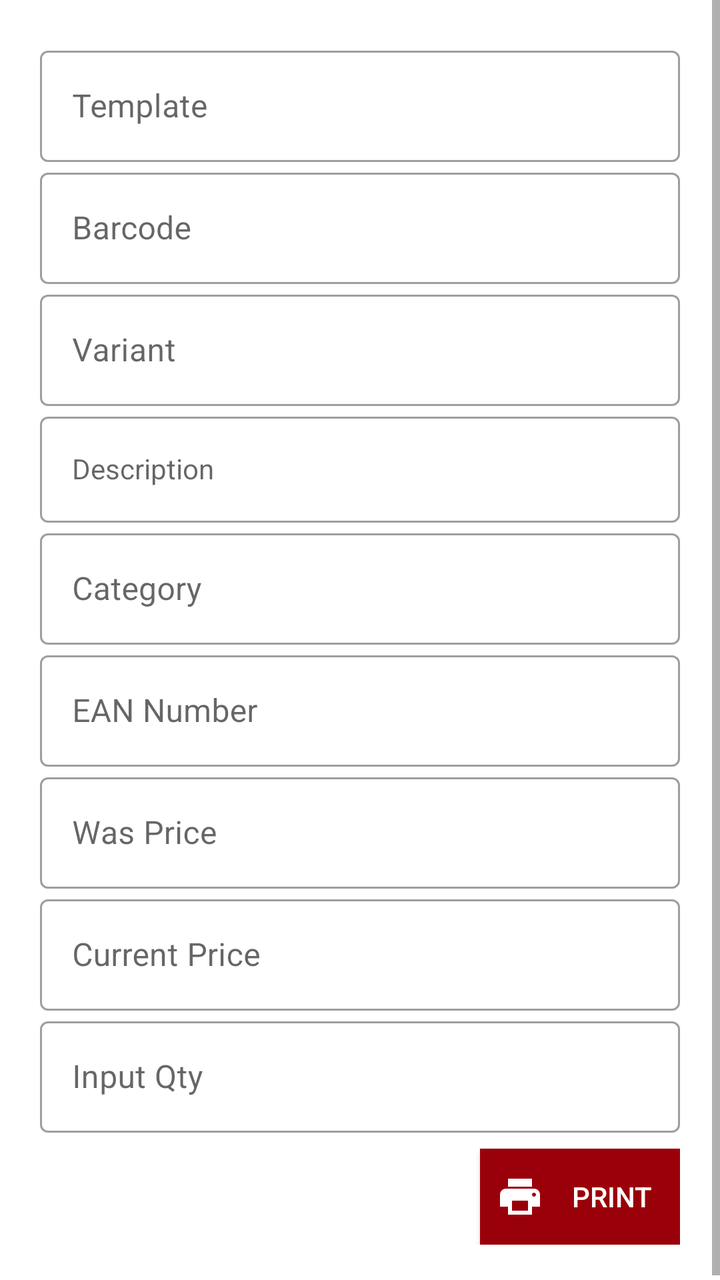
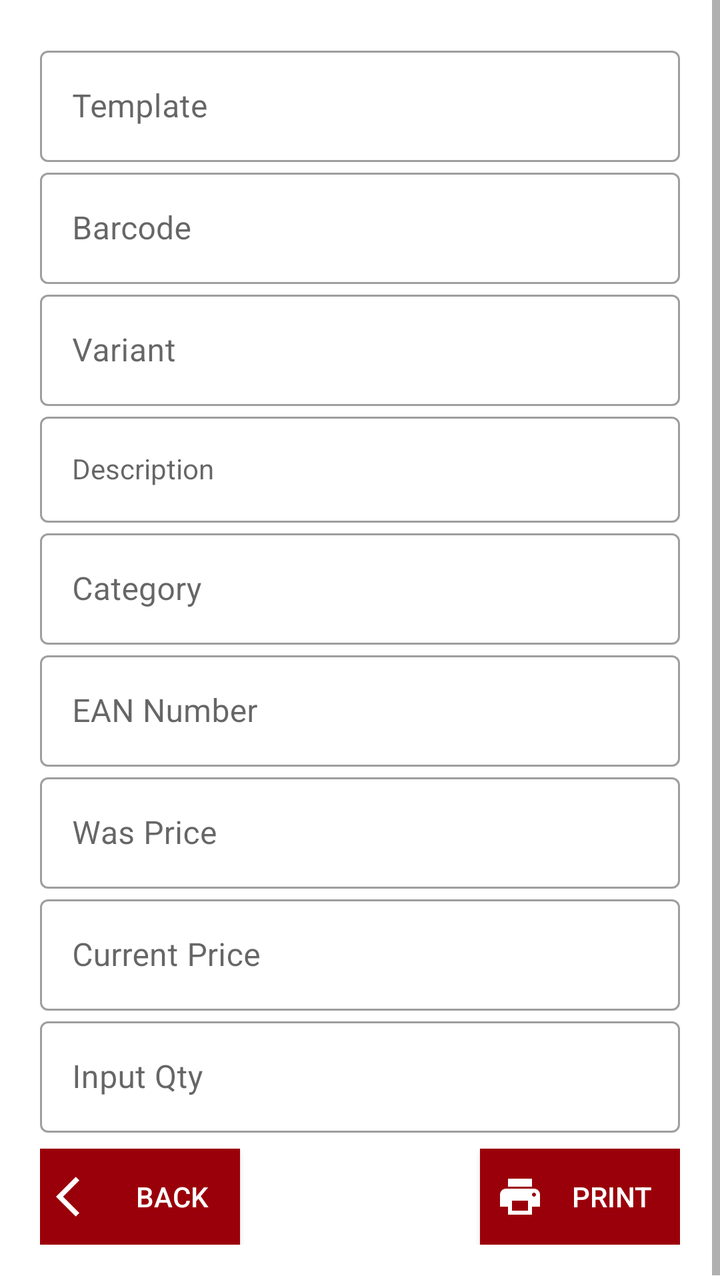

Compare the two renders of this Android layout. The source of the first and the diff that turns it into the second are given below.
<!-- AndroidManifest.xml: application theme Theme.MAPZebraPrinter -->
<!-- res/layout/activity_auto.xml -->
<?xml version="1.0" encoding="utf-8"?>
<ScrollView xmlns:android="http://schemas.android.com/apk/res/android"
    xmlns:app="http://schemas.android.com/apk/res-auto"
    xmlns:tools="http://schemas.android.com/tools"
    android:id="@+id/main"
    android:layout_width="match_parent"
    android:layout_height="match_parent"
    android:layout_marginTop="84dp"
    tools:context=".view.ManualActivity">

    <androidx.constraintlayout.widget.ConstraintLayout
        android:layout_width="match_parent"
        android:layout_height="wrap_content"
        android:padding="20dp">

        <ProgressBar
            android:id="@+id/progress_bar"
            style="?android:attr/progressBarStyleLarge"
            android:layout_width="wrap_content"
            android:layout_height="wrap_content"
            android:visibility="gone"
            app:layout_constraintBottom_toBottomOf="parent"
            app:layout_constraintEnd_toEndOf="parent"
            app:layout_constraintStart_toStartOf="parent"
            app:layout_constraintTop_toTopOf="parent" />

        <com.google.android.material.textfield.TextInputLayout
            android:id="@+id/til_template"
            style="@style/Widget.MaterialComponents.TextInputLayout.OutlinedBox"
            android:layout_width="match_parent"
            android:layout_height="wrap_content"
            android:hint="Template"
            app:layout_constraintTop_toTopOf="parent">

            <com.google.android.material.textfield.TextInputEditText
                android:id="@+id/et_template"
                android:layout_width="match_parent"
                android:layout_height="wrap_content"
                android:enabled="false"
                android:imeOptions="actionDone"
                android:singleLine="true" />
        </com.google.android.material.textfield.TextInputLayout>

        <com.google.android.material.textfield.TextInputLayout
            android:id="@+id/til_barcode"
            style="@style/Widget.MaterialComponents.TextInputLayout.OutlinedBox"
            android:layout_width="match_parent"
            android:layout_height="wrap_content"
            android:hint="Barcode"
            app:layout_constraintTop_toBottomOf="@id/til_template">

            <com.google.android.material.textfield.TextInputEditText
                android:id="@+id/et_barcode"
                android:layout_width="match_parent"
                android:layout_height="wrap_content"
                android:imeOptions="actionDone"
                android:singleLine="true" />
        </com.google.android.material.textfield.TextInputLayout>

        <androidx.constraintlayout.widget.ConstraintLayout
            android:id="@+id/cl_content"
            android:layout_width="match_parent"
            android:layout_height="wrap_content"
            app:layout_constraintTop_toBottomOf="@+id/til_barcode">

            <com.google.android.material.textfield.TextInputLayout
                android:id="@+id/til_variant"
                style="@style/Widget.MaterialComponents.TextInputLayout.OutlinedBox"
                android:layout_width="match_parent"
                android:layout_height="wrap_content"
                android:hint="Variant"
                app:layout_constraintTop_toTopOf="parent">

                <com.google.android.material.textfield.TextInputEditText
                    android:id="@+id/et_variant"
                    android:layout_width="match_parent"
                    android:layout_height="wrap_content"
                    android:enabled="false" />
            </com.google.android.material.textfield.TextInputLayout>

            <com.google.android.material.textfield.TextInputLayout
                android:id="@+id/til_desc"
                style="@style/Widget.MaterialComponents.TextInputLayout.OutlinedBox"
                android:layout_width="match_parent"
                android:layout_height="wrap_content"
                android:hint="Description"
                app:layout_constraintTop_toBottomOf="@+id/til_variant">

                <com.google.android.material.textfield.TextInputEditText
                    android:id="@+id/et_desc"
                    style="@style/Widget.MaterialComponents.TextInputLayout.OutlinedBox"
                    android:layout_width="match_parent"
                    android:layout_height="wrap_content"
                    android:enabled="false" />
            </com.google.android.material.textfield.TextInputLayout>

            <com.google.android.material.textfield.TextInputLayout
                android:id="@+id/til_category"
                style="@style/Widget.MaterialComponents.TextInputLayout.OutlinedBox"
                android:layout_width="match_parent"
                android:layout_height="wrap_content"
                android:hint="Category"
                app:layout_constraintTop_toBottomOf="@+id/til_desc">

                <com.google.android.material.textfield.TextInputEditText
                    android:id="@+id/et_category"
                    android:layout_width="match_parent"
                    android:layout_height="wrap_content"
                    android:enabled="false" />
            </com.google.android.material.textfield.TextInputLayout>

            <com.google.android.material.textfield.TextInputLayout
                android:id="@+id/til_ean"
                style="@style/Widget.MaterialComponents.TextInputLayout.OutlinedBox"
                android:layout_width="match_parent"
                android:layout_height="wrap_content"
                android:hint="EAN Number"
                app:layout_constraintTop_toBottomOf="@+id/til_category">

                <com.google.android.material.textfield.TextInputEditText
                    android:id="@+id/et_ean"
                    android:layout_width="match_parent"
                    android:layout_height="wrap_content"
                    android:enabled="false" />
            </com.google.android.material.textfield.TextInputLayout>

            <com.google.android.material.textfield.TextInputLayout
                android:id="@+id/til_was_price"
                style="@style/Widget.MaterialComponents.TextInputLayout.OutlinedBox"
                android:layout_width="match_parent"
                android:layout_height="wrap_content"
                android:hint="Was Price"
                app:layout_constraintTop_toBottomOf="@+id/til_ean">

                <com.google.android.material.textfield.TextInputEditText
                    android:id="@+id/et_was_price"
                    android:layout_width="match_parent"
                    android:layout_height="wrap_content"
                    android:enabled="false" />
            </com.google.android.material.textfield.TextInputLayout>

            <com.google.android.material.textfield.TextInputLayout
                android:id="@+id/til_current_price"
                style="@style/Widget.MaterialComponents.TextInputLayout.OutlinedBox"
                android:layout_width="match_parent"
                android:layout_height="wrap_content"
                android:hint="Current Price"
                app:layout_constraintTop_toBottomOf="@+id/til_was_price">

                <com.google.android.material.textfield.TextInputEditText
                    android:id="@+id/et_current_price"
                    android:layout_width="match_parent"
                    android:layout_height="wrap_content"
                    android:enabled="false"
                    android:textColor="@android:color/holo_red_dark" />
            </com.google.android.material.textfield.TextInputLayout>


            <com.google.android.material.textfield.TextInputLayout
                android:id="@+id/til_qty"
                style="@style/Widget.MaterialComponents.TextInputLayout.OutlinedBox"
                android:layout_width="match_parent"
                android:layout_height="wrap_content"
                android:hint="@string/input_qty"
                app:layout_constraintTop_toBottomOf="@+id/til_current_price">

                <com.google.android.material.textfield.TextInputEditText
                    android:id="@+id/et_qty"
                    android:layout_width="match_parent"
                    android:layout_height="wrap_content"
                    android:inputType="number" />
            </com.google.android.material.textfield.TextInputLayout>

            <androidx.appcompat.widget.AppCompatButton
                android:id="@+id/btn_print"
                android:layout_width="100dp"
                android:layout_height="wrap_content"
                android:layout_marginTop="8dp"
                android:background="@color/primary_color"
                android:drawableStart="@drawable/baseline_print_24"
                android:drawablePadding="8dp"
                android:drawableTint="@color/white"
                android:padding="8dp"
                android:text="@string/print"
                android:textColor="@color/white"
                app:layout_constraintEnd_toEndOf="parent"
                app:layout_constraintTop_toBottomOf="@+id/til_qty" />

        </androidx.constraintlayout.widget.ConstraintLayout>

    </androidx.constraintlayout.widget.ConstraintLayout>

</ScrollView>
<!-- resources referenced by this layout -->
<resources>
  <color name="primary_color">#9A0009</color>
  <color name="white">#FFFFFFFF</color>
  <!-- drawable baseline_print_24 (drawable) -->
  <vector xmlns:android="http://schemas.android.com/apk/res/android" android:height="24dp" android:tint="#FF9191" android:viewportHeight="24" android:viewportWidth="24" android:width="24dp">
        
      <path android:fillColor="@android:color/white" android:pathData="M19,8L5,8c-1.66,0 -3,1.34 -3,3v6h4v4h12v-4h4v-6c0,-1.66 -1.34,-3 -3,-3zM16,19L8,19v-5h8v5zM19,12c-0.55,0 -1,-0.45 -1,-1s0.45,-1 1,-1 1,0.45 1,1 -0.45,1 -1,1zM18,3L6,3v4h12L18,3z"/>
      
  </vector>
  <string name="input_qty">Input Qty</string>
  <string name="print">Print</string>
  <style name="Theme.MAPZebraPrinter" parent="Theme.MaterialComponents.DayNight.DarkActionBar">
          
          <item name="colorPrimary">@color/primary_color</item>
          <item name="colorPrimaryVariant">@color/purple_700</item>
          <item name="colorOnPrimary">@color/white</item>
          
          <item name="colorSecondary">@color/teal_200</item>
          <item name="colorSecondaryVariant">@color/teal_700</item>
          <item name="colorOnSecondary">@color/black</item>
          
          <item name="android:statusBarColor">?attr/colorPrimaryVariant</item>
          
      </style>
  <color name="purple_700">#FF3700B3</color>
  <color name="teal_200">#FF03DAC5</color>
  <color name="teal_700">#FF018786</color>
  <color name="black">#FF000000</color>
</resources>

<!-- the commit's change to res/layout/activity_auto.xml (unified diff, before → after) -->
@@ -186,6 +186,21 @@
                 app:layout_constraintEnd_toEndOf="parent"
                 app:layout_constraintTop_toBottomOf="@+id/til_qty" />
 
+            <androidx.appcompat.widget.AppCompatButton
+                android:id="@+id/btn_back"
+                android:layout_width="100dp"
+                android:layout_height="wrap_content"
+                android:layout_marginTop="8dp"
+                android:background="@color/primary_color"
+                android:drawableStart="@drawable/baseline_arrow_back_ios_24"
+                android:drawablePadding="8dp"
+                android:drawableTint="@color/white"
+                android:padding="8dp"
+                android:text="@string/back"
+                android:textColor="@color/white"
+                app:layout_constraintStart_toStartOf="parent"
+                app:layout_constraintTop_toBottomOf="@+id/til_qty" />
+
         </androidx.constraintlayout.widget.ConstraintLayout>
 
     </androidx.constraintlayout.widget.ConstraintLayout>
<!-- resource entries referenced after the edit -->
@@ -2,12 +2,19 @@
 <resources>
   <color name="primary_color">#9A0009</color>
   <color name="white">#FFFFFFFF</color>
+  <!-- drawable baseline_arrow_back_ios_24 (drawable) -->
+  <vector xmlns:android="http://schemas.android.com/apk/res/android" android:autoMirrored="true" android:height="24dp" android:tint="#FFFFFF" android:viewportHeight="24" android:viewportWidth="24" android:width="24dp">
+        
+      <path android:fillColor="@android:color/white" android:pathData="M11.67,3.87L9.9,2.1 0,12l9.9,9.9 1.77,-1.77L3.54,12z"/>
+      
+  </vector>
   <!-- drawable baseline_print_24 (drawable) -->
   <vector xmlns:android="http://schemas.android.com/apk/res/android" android:height="24dp" android:tint="#FF9191" android:viewportHeight="24" android:viewportWidth="24" android:width="24dp">
         
       <path android:fillColor="@android:color/white" android:pathData="M19,8L5,8c-1.66,0 -3,1.34 -3,3v6h4v4h12v-4h4v-6c0,-1.66 -1.34,-3 -3,-3zM16,19L8,19v-5h8v5zM19,12c-0.55,0 -1,-0.45 -1,-1s0.45,-1 1,-1 1,0.45 1,1 -0.45,1 -1,1zM18,3L6,3v4h12L18,3z"/>
       
   </vector>
+  <string name="back">Back</string>
   <string name="input_qty">Input Qty</string>
   <string name="print">Print</string>
   <style name="Theme.MAPZebraPrinter" parent="Theme.MaterialComponents.DayNight.DarkActionBar">
